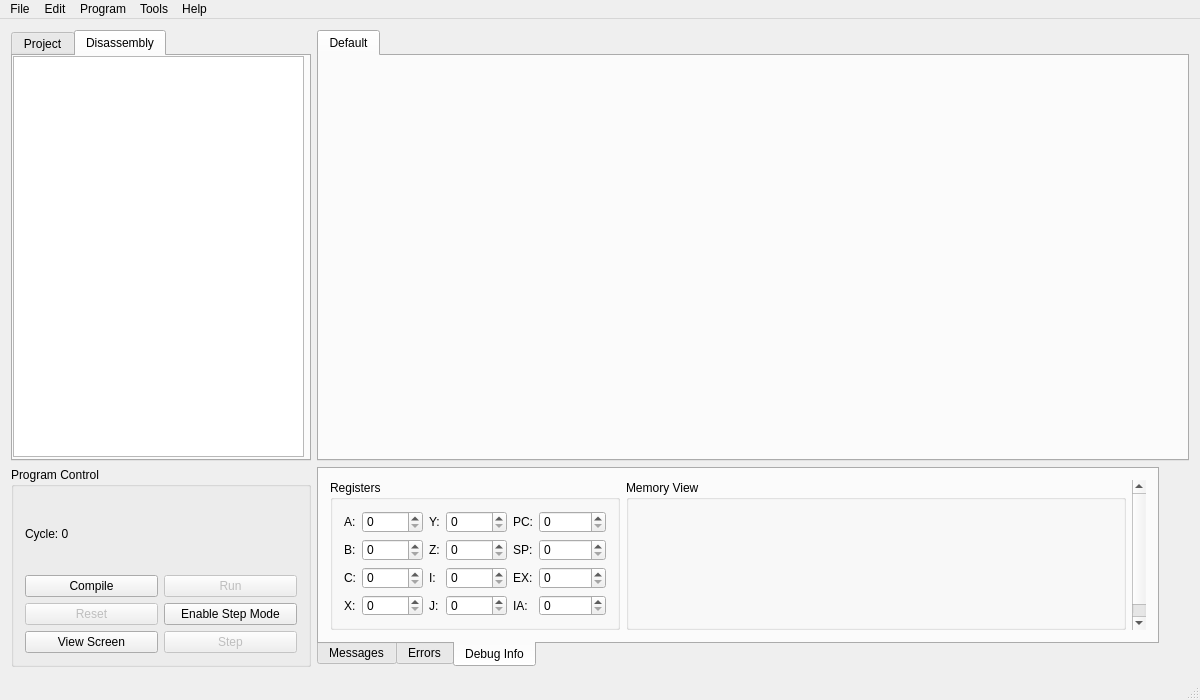
jamie124/DCPU-Developer, file dcpudeveloper.ui: the form before one commit.
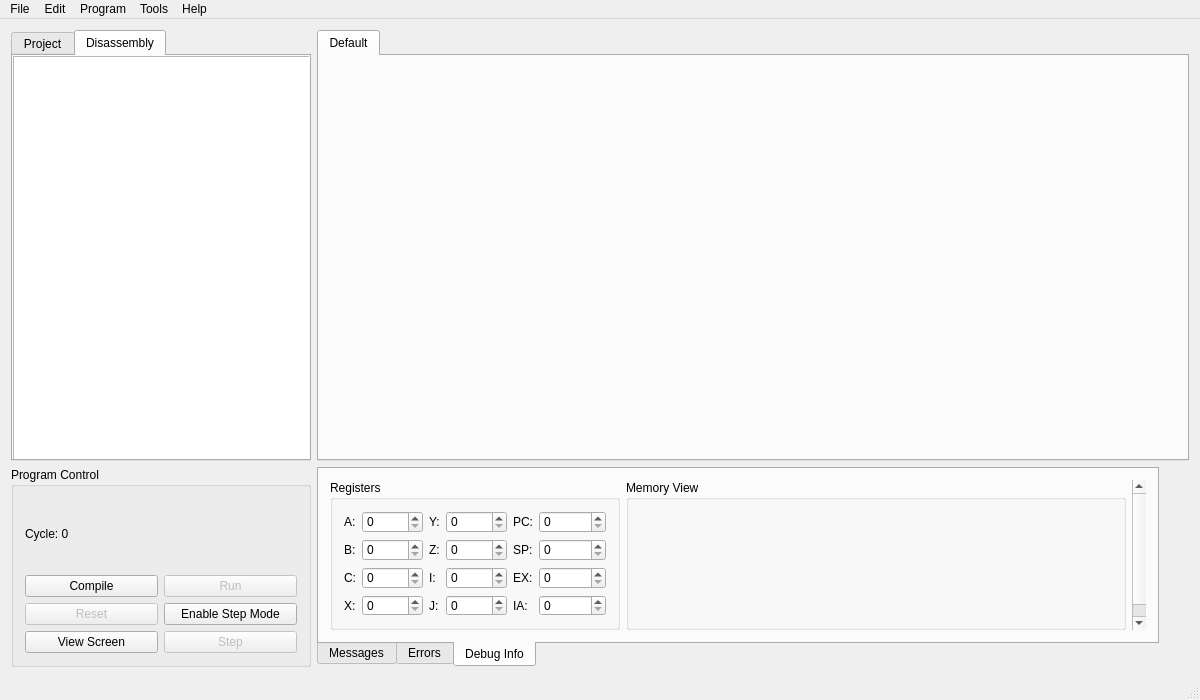
The form after the commit. Custom widgets are drawn as their Qt base class.

The edit to the form file:
```diff
--- a/dcpudeveloper.ui
+++ b/dcpudeveloper.ui
@@ -452,13 +452,13 @@
        <attribute name="title">
         <string>Disassembly</string>
        </attribute>
-       <widget class="QListView" name="disassembly_list">
+       <widget class="QListWidget" name="disassembly_list">
         <property name="geometry">
          <rect>
           <x>0</x>
           <y>0</y>
-          <width>291</width>
-          <height>401</height>
+          <width>301</width>
+          <height>411</height>
          </rect>
         </property>
        </widget>
@@ -696,6 +696,13 @@
   </action>
  </widget>
  <layoutdefault spacing="6" margin="11"/>
+ <customwidgets>
+  <customwidget>
+   <class>HexSpinBox</class>
+   <extends>QSpinBox</extends>
+   <header>hexspinbox.h</header>
+  </customwidget>
+ </customwidgets>
  <resources/>
  <connections/>
 </ui>
```
Left out of the diff: 25 changed lines with no effect on the pictures.
